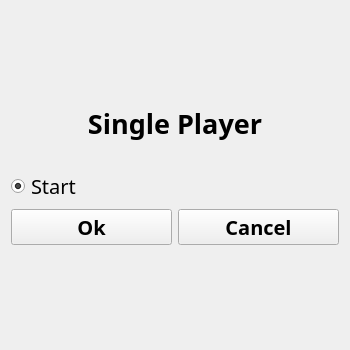
iremsenaosman/xox, file xox/SelectSinglePlayerWidget.ui: the form before one commit.
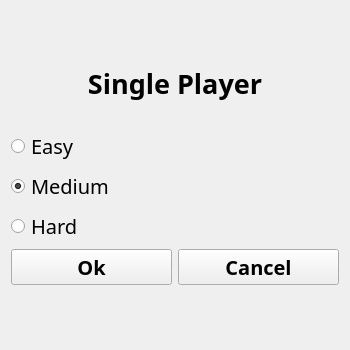
The form after the commit.

```diff
--- a/xox/SelectSinglePlayerWidget.ui
+++ b/xox/SelectSinglePlayerWidget.ui
@@ -61,6 +61,26 @@
        </property>
       </widget>
      </item>
+     <item>
+      <widget class="QRadioButton" name="radioButtonEasy">
+       <property name="font">
+        <font>
+         <family>Chilanka</family>
+         <pointsize>15</pointsize>
+         <italic>false</italic>
+        </font>
+       </property>
+       <property name="toolTip">
+        <string>shortcut E</string>
+       </property>
+       <property name="text">
+        <string>Easy</string>
+       </property>
+       <property name="shortcut">
+        <string>E</string>
+       </property>
+      </widget>
+     </item>
      <item>
       <layout class="QHBoxLayout" name="horizontalLayout">
        <item>
@@ -75,7 +95,10 @@
           </font>
          </property>
          <property name="text">
-          <string>Start</string>
+          <string>Medium</string>
+         </property>
+         <property name="shortcut">
+          <string>M</string>
          </property>
          <property name="checked">
           <bool>true</bool>
@@ -84,6 +107,25 @@
        </item>
       </layout>
      </item>
+     <item>
+      <widget class="QRadioButton" name="radioButtonHard">
+       <property name="font">
+        <font>
+         <family>Chilanka</family>
+         <pointsize>15</pointsize>
+        </font>
+       </property>
+       <property name="toolTip">
+        <string>shortcut H</string>
+       </property>
+       <property name="text">
+        <string>Hard</string>
+       </property>
+       <property name="shortcut">
+        <string>H</string>
+       </property>
+      </widget>
+     </item>
      <item>
       <layout class="QHBoxLayout" name="horizontalLayout_2">
        <item>
```
Left out of the diff: 17 changed lines with no effect on the pictures.
